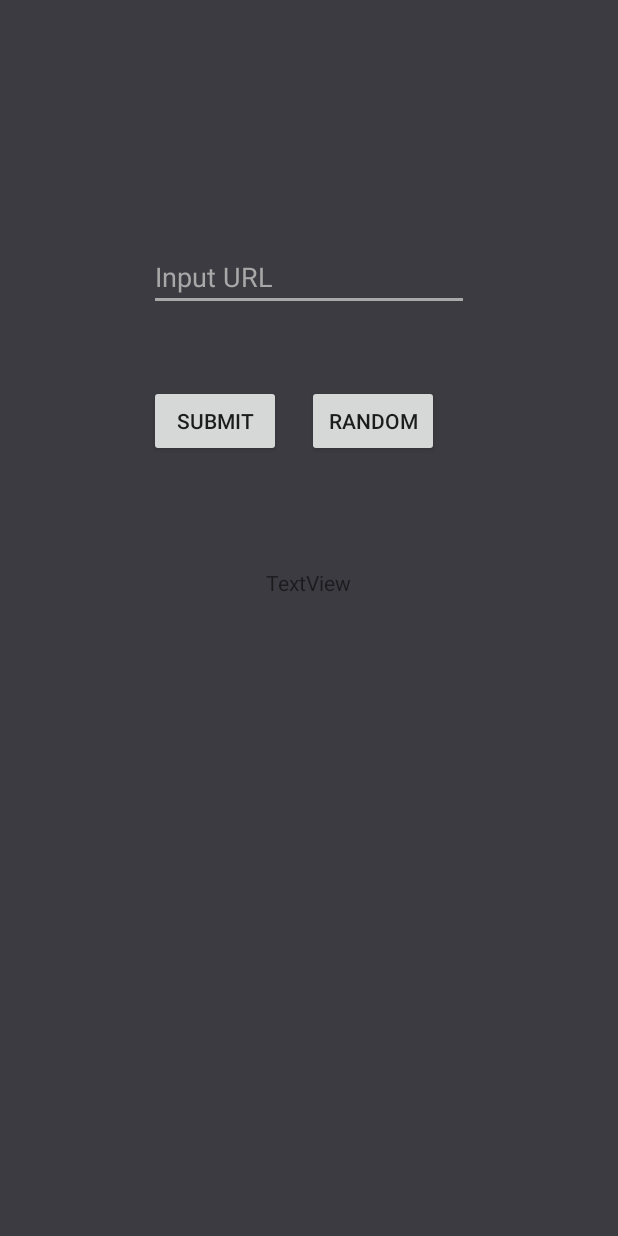
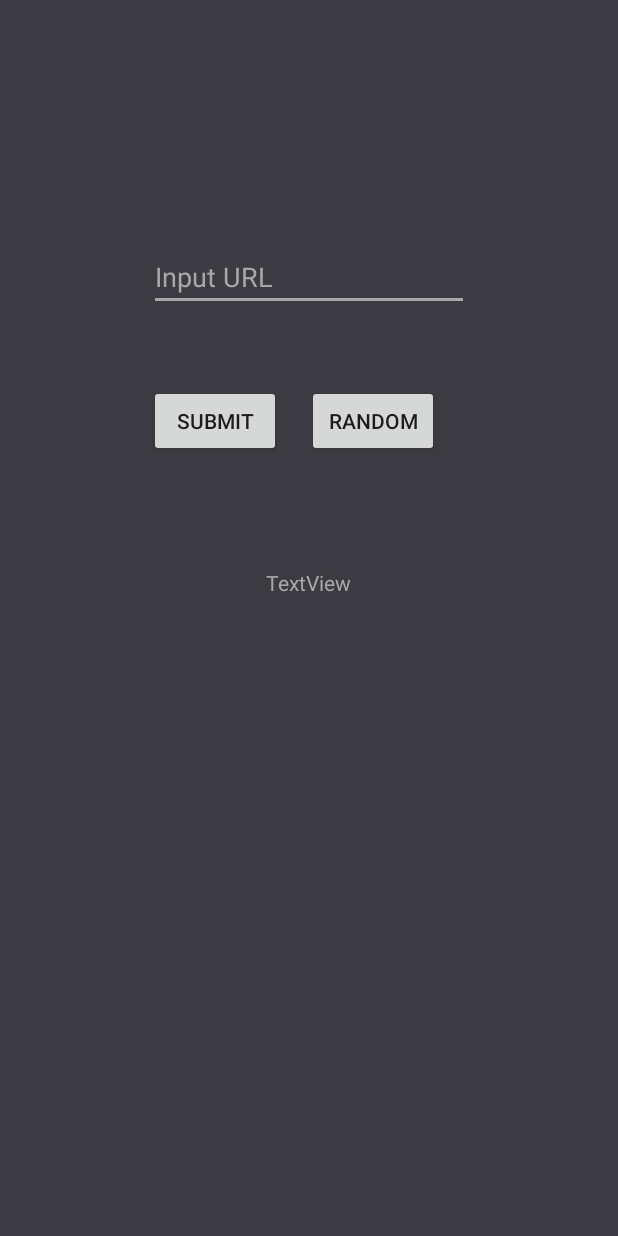
Before and after one commit to austincasale/CEN4020-InForme, an Android app: the screen it shows after launch (MainActivity), on a phone screen of 412 x 824 dp. Run offline under Robolectric (Android 15) with nearby library versions, the phone set to English and light mode, and no system bars.

Commit message:
Bug Fix
Fixed a bug with text box

```diff
--- a/Informe_app/app/src/main/res/layout/activity_main.xml
+++ b/Informe_app/app/src/main/res/layout/activity_main.xml
@@ -12,6 +12,7 @@
     tools:context="fyi.informe.informe_app.MainActivity">
 
     <TextView
+        android:textColor="@color/colorLight"
         android:text="TextView"
         android:layout_width="wrap_content"
         android:layout_height="wrap_content"
```
